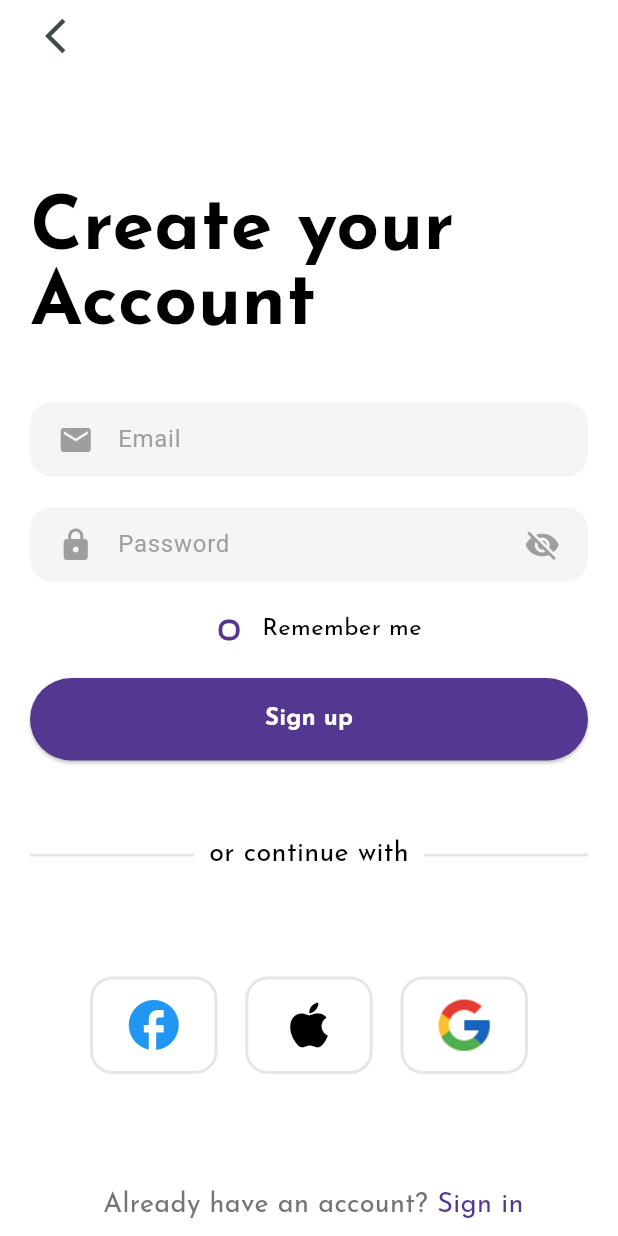
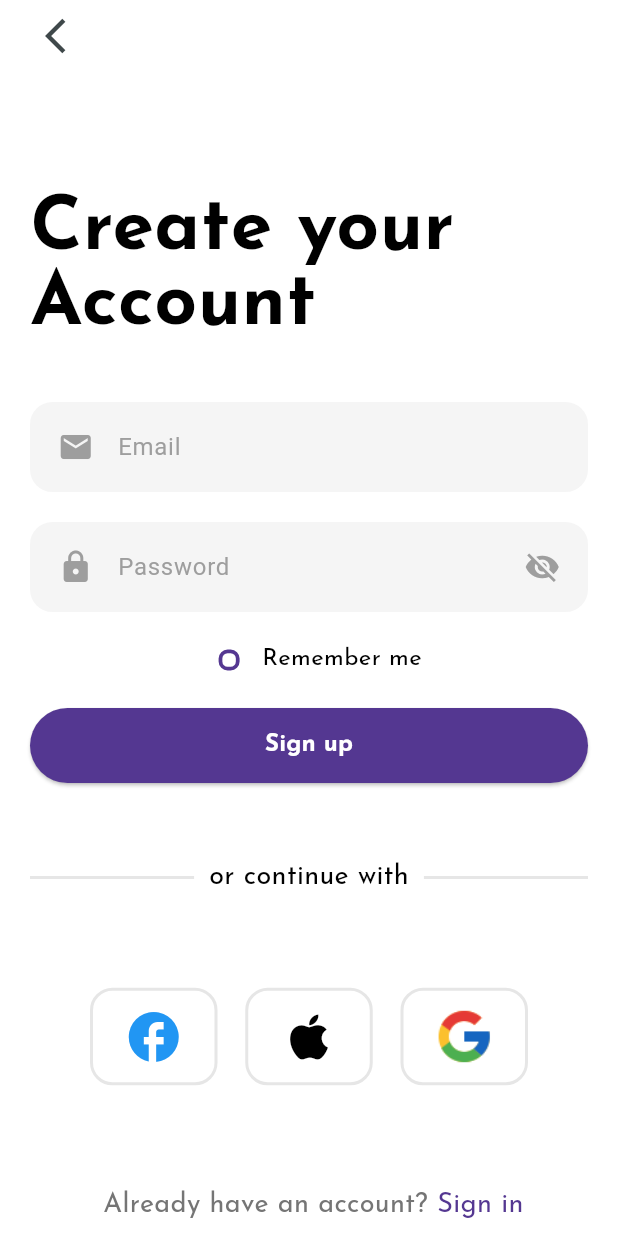
Before and after one commit to kr3a7ion/homefeel, a Flutter app: the SignupScreen screen opened by its route, on a phone screen of 412 x 824 dp. Run offline on Flutter 3.47's test engine with Material 3 defaults, Android fonts, the phone set to English and light mode, and no system bars; our stand-ins replace dropdown_button2, get, pinput, smooth_page_indicator.

Commit message:
refactored controller for textfield on screens

```diff
--- a/lib/common/widget.dart
+++ b/lib/common/widget.dart
@@ -62,7 +62,7 @@ Widget smallText16(
 Widget largePurpleButton(
   String theText,
   Function() onTapped, {
-  double thebuttonHeight = 55,
+  double thebuttonHeight = 50,
   double theTextSize = 16,
   Color theTextColor = Appcolors.whiteText,
   Color theButtonColor = Appcolors.purpleButton,
--- a/lib/controllers/page_controller.dart
+++ b/lib/controllers/page_controller.dart
@@ -2,35 +2,35 @@ import 'package:flutter/material.dart';
 import 'package:get/get.dart';
 
 // this controller can be used for any textfield and main Email Textfield
-class TextFieldController extends GetxController {
-  final TextEditingController emailController = TextEditingController();
-  RxBool isActive = false.obs;
+// class TextFieldController extends GetxController {
+//   final TextEditingController emailController = TextEditingController();
+//   RxBool isActive = false.obs;
 
-  @override
-  void onClose() {
-    emailController.dispose();
-    super.onClose();
-  }
+//   @override
+//   void onClose() {
+//     emailController.dispose();
+//     super.onClose();
+//   }
 
-  void toogleColor() {
-    isActive.value = !isActive.value;
-  }
-}
+//   void toogleColor() {
+//     isActive.value = !isActive.value;
+//   }
+// }
 
-class PasswordTextFieldController extends GetxController {
-  RxBool isActive = false.obs;
-  final TextEditingController passwordController = TextEditingController();
+// class PasswordTextFieldController extends GetxController {
+//   RxBool isActive = false.obs;
+//   final TextEditingController passwordController = TextEditingController();
 
-  @override
-  void onClose() {
-    passwordController.dispose();
-    super.onClose();
-  }
+//   @override
+//   void onClose() {
+//     passwordController.dispose();
+//     super.onClose();
+//   }
 
-  void toogleColor() {
-    isActive.value = !isActive.value;
-  }
-}
+//   void toogleColor() {
+//     isActive.value = !isActive.value;
+//   }
+// }
 
 class ObscureTextController extends GetxController {
   RxBool isActive = false.obs;
--- a/lib/views/onboarding/onboarding_page.dart
+++ b/lib/views/onboarding/onboarding_page.dart
@@ -29,13 +29,13 @@ Widget onboardingPage(BuildContext context, PageController theController,
               theHeaderText,
             ),
             const SizedBox(
-              height: 15,
+              height: 10,
             ),
             smallText16(
               descriptionText,
             ),
             Padding(
-              padding: const EdgeInsets.only(top: 80, bottom: 40),
+              padding: const EdgeInsets.only(top: 100, bottom: 40),
               child: nextButton(theIndex, context, theController),
             ),
           ],
--- /dev/null
+++ b/lib/views/signup/controllers/controller.dart
@@ -0,0 +1,34 @@
+import 'package:flutter/material.dart';
+import 'package:get/get.dart';
+
+// Email field controller
+class TextFieldController extends GetxController {
+  final TextEditingController emailController = TextEditingController();
+  RxBool isActive = false.obs;
+
+  @override
+  void onClose() {
+    emailController.dispose();
+    super.onClose();
+  }
+
+  void toogleColor() {
+    isActive.value = !isActive.value;
+  }
+}
+
+// Password field controller
+class SignUpPasswordTextFieldController extends GetxController {
+  RxBool isActive = false.obs;
+  final TextEditingController passwordController = TextEditingController();
+
+  @override
+  void onClose() {
+    passwordController.dispose();
+    super.onClose();
+  }
+
+  void toogleColor() {
+    isActive.value = !isActive.value;
+  }
+}
--- a/lib/views/signup/signup_screen.dart
+++ b/lib/views/signup/signup_screen.dart
@@ -3,16 +3,16 @@ import 'package:get/get.dart';
 import 'package:homefeel/common/app_colors.dart';
 import 'package:homefeel/common/asset_path.dart';
 import 'package:homefeel/common/widget.dart';
-import 'package:homefeel/controllers/page_controller.dart';
 import 'package:homefeel/views/signIn/singin_pass_screen.dart';
+import 'package:homefeel/views/signup/controllers/controller.dart';
 import 'package:homefeel/views/signup/widgets.dart';
 
 class SignupScreen extends StatelessWidget {
   SignupScreen({super.key});
 
   final TextFieldController _colorController = Get.put(TextFieldController());
-  final PasswordTextFieldController _passwordColorController =
-      Get.put(PasswordTextFieldController());
+  final SignUpPasswordTextFieldController _passwordColorController =
+      Get.put(SignUpPasswordTextFieldController());
 
   @override
   Widget build(BuildContext context) {
@@ -38,7 +38,7 @@ class SignupScreen extends StatelessWidget {
                 const SizedBox(height: 20),
                 customPasswordTextField(
                     _passwordColorController.passwordController,
-                    _passwordColorController)
+                    _passwordColorController.isActive, () => _passwordColorController.toogleColor())
               ],
             ),
             const SizedBox(height: 10),
--- a/lib/views/signup/widgets.dart
+++ b/lib/views/signup/widgets.dart
@@ -9,6 +9,7 @@ Widget customTextField(
   TextEditingController textController,
   RxBool colorController,
   Function() toogleColorFunction, {
+  double theHeight = 60,
   String lableText = 'Email',
   TextInputType keyboardType = TextInputType.emailAddress,
   IconData leadingIcon = Icons.mail,
@@ -21,7 +22,7 @@ Widget customTextField(
       Expanded(
         child: Obx(
           () => Container(
-            height: 50,
+            height: theHeight,
             decoration: BoxDecoration(
                 borderRadius: BorderRadius.circular(15),
                 border: Border.all(
@@ -94,8 +95,10 @@ Widget customTextField(
 //
 Widget customPasswordTextField(
   TextEditingController passwordController,
-  PasswordTextFieldController colorController, {
+  RxBool colorController,
+  Function() toogleColorFunction, {
   String lableText = 'Password',
+  double theHeight = 60,
   IconData leadingIcon = Icons.lock,
 }) {
   return Row(
@@ -103,15 +106,15 @@ Widget customPasswordTextField(
       Expanded(
         child: Obx(
           () => Container(
-            height: 50,
+            height: theHeight,
             decoration: BoxDecoration(
                 borderRadius: BorderRadius.circular(15),
                 border: Border.all(
                     width: 1.5,
-                    color: colorController.isActive.value
+                    color: colorController.value
                         ? Appcolors.purpleButton
                         : Appcolors.shadeOfGrey),
-                color: colorController.isActive.value
+                color: colorController.value
                     ? Appcolors.lightPurpleButton
                     : Appcolors.shadeOfGrey),
             child: Center(
@@ -123,17 +126,17 @@ Widget customPasswordTextField(
                   obscuringCharacter: '●',
                   controller: passwordController,
                   onFieldSubmitted: (value) {
-                    colorController.isActive.value
-                        ? colorController.isActive.value = false
-                        : colorController.toogleColor();
+                    colorController.value
+                        ? colorController.value = false
+                        : toogleColorFunction();
                   },
                   onTap: () {
-                    colorController.isActive.value
-                        ? colorController.isActive.value = true
-                        : colorController.toogleColor();
+                    colorController.value
+                        ? colorController.value = true
+                        : toogleColorFunction();
                   },
                   style:
-                      const TextStyle(fontSize: 18, color: Appcolors.blackText),
+                      const TextStyle(fontSize: 16, color: Appcolors.blackText),
                   maxLines: 1,
                   decoration: InputDecoration(
                     contentPadding: const EdgeInsets.only(
@@ -143,12 +146,12 @@ Widget customPasswordTextField(
                     floatingLabelBehavior: FloatingLabelBehavior.never,
                     labelText: lableText,
                     labelStyle: TextStyle(
-                        color: colorController.isActive.value
+                        color: colorController.value
                             ? Appcolors.blackText
                             : Appcolors.greyIcon),
                     prefixIcon: Icon(
                       leadingIcon,
-                      color: colorController.isActive.value
+                      color: colorController.value
                           ? Appcolors.purpleButton
                           : Appcolors.greyIcon,
                     ),
@@ -160,7 +163,7 @@ Widget customPasswordTextField(
                           obscureText.isActive.value
                               ? Icons.visibility
                               : Icons.visibility_off,
-                          color: colorController.isActive.value
+                          color: colorController.value
                               ? Appcolors.purpleButton
                               : Appcolors.greyIcon,
                         )),
```
Also changed, not shown: lib/views/signIn/controllers/controller.dart (added, +34 -0 lines), lib/views/signIn/forgetPassword/controllers/controller.dart (added, +18 -0 lines), lib/views/signIn/forgetPassword/create_pass_screen.dart (+11 -8 lines), lib/views/signIn/singin_pass_screen.dart (+6 -4 lines).
